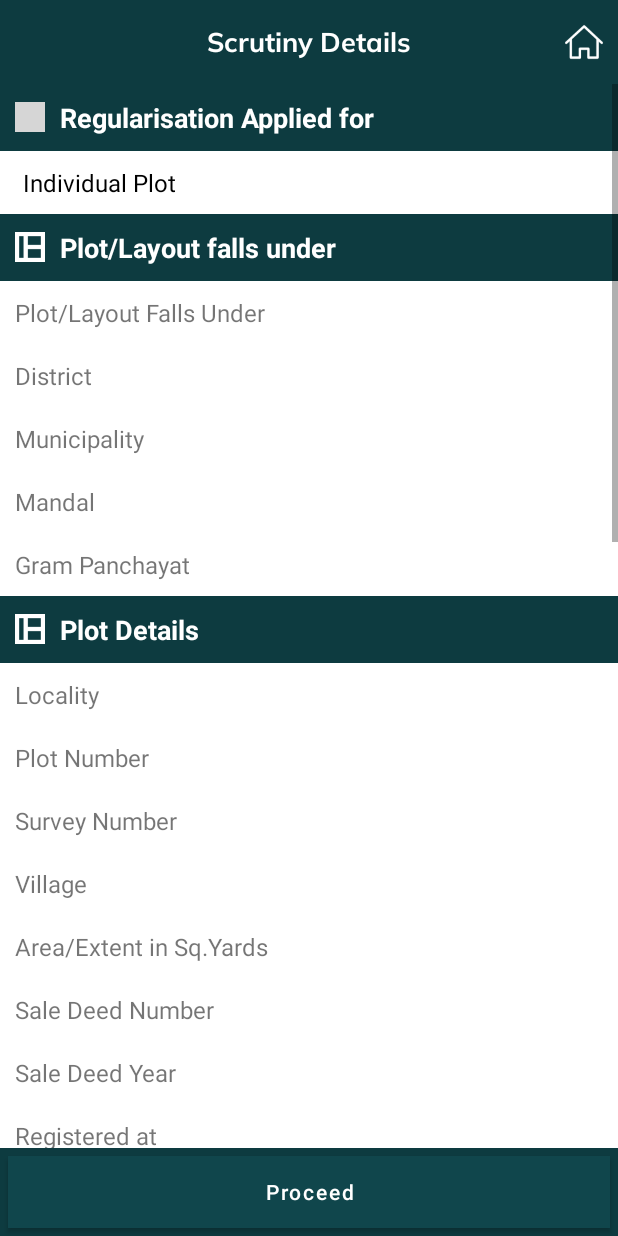
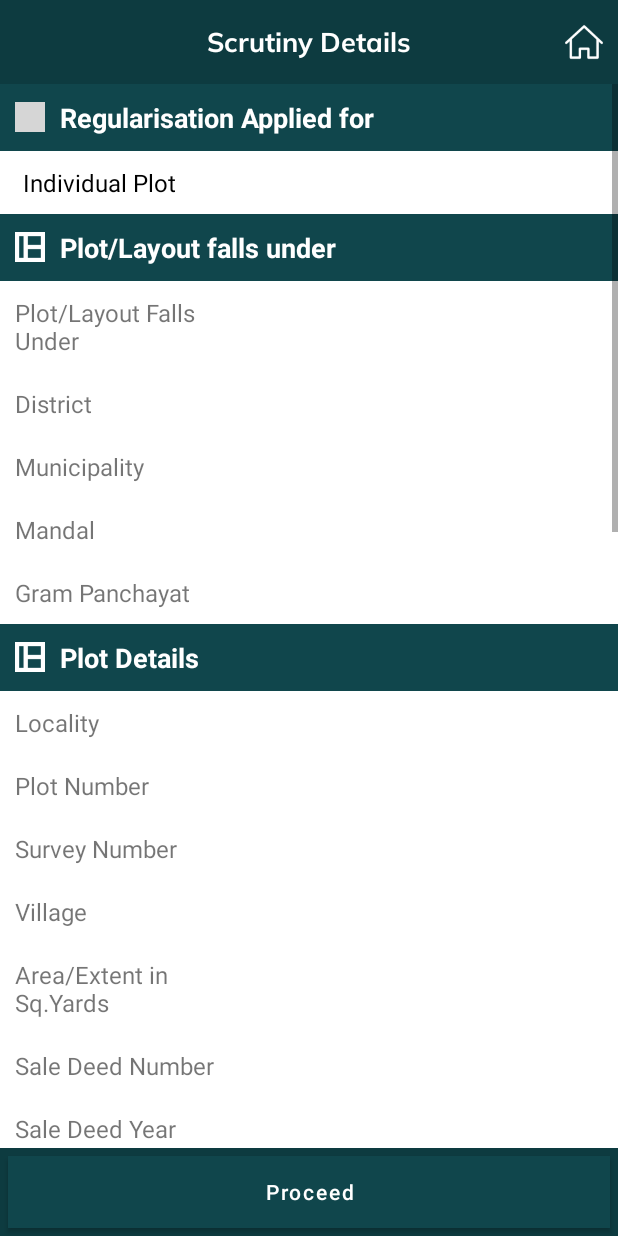
Before and after one commit to DesamNaren/LRS-2020-Officer-App, an Android app: the LayoutActivity screen opened directly, with no data from a screen before it, on a phone screen of 412 x 824 dp. Run offline under Robolectric (Android 15) with nearby library versions, the phone set to English and light mode, and no system bars; our stand-ins replace data binding; pictures from the network do not load; 6 statements that could not run were skipped; grey boxes are pictures that could not be loaded.

Commit message:
layout changes commit

```diff
--- a/app/src/main/res/layout/activity_layout.xml
+++ b/app/src/main/res/layout/activity_layout.xml
@@ -36,7 +36,7 @@
                 <LinearLayout
                     android:layout_width="match_parent"
                     android:layout_height="match_parent"
-                    android:background="@color/colorPrimaryDark"
+                    android:background="@color/colorPrimary"
                     android:orientation="horizontal">
 
                     <ImageView
@@ -68,7 +68,7 @@
                     <LinearLayout
                         android:layout_width="match_parent"
                         android:layout_height="match_parent"
-                        android:background="@color/colorPrimaryDark"
+                        android:background="@color/colorPrimary"
                         android:orientation="horizontal">
 
                         <ImageView
@@ -95,7 +95,7 @@
                             style="@style/text_label"
                             android:layout_width="0dp"
                             android:layout_height="wrap_content"
-                            android:layout_weight="0.9"
+                            android:layout_weight="0.7"
                             android:text="Plot/Layout Falls Under" />
 
                         <TextView
@@ -117,7 +117,7 @@
                             style="@style/text_label"
                             android:layout_width="0dp"
                             android:layout_height="wrap_content"
-                            android:layout_weight="0.9"
+                            android:layout_weight="0.7"
                             android:text="District" />
 
                         <TextView
@@ -139,7 +139,7 @@
                             style="@style/text_label"
                             android:layout_width="0dp"
                             android:layout_height="wrap_content"
-                            android:layout_weight="0.9"
+                            android:layout_weight="0.7"
                             android:text="Municipality" />
 
                         <TextView
@@ -161,7 +161,7 @@
                             style="@style/text_label"
                             android:layout_width="0dp"
                             android:layout_height="wrap_content"
-                            android:layout_weight="0.9"
+                            android:layout_weight="0.7"
                             android:text="Mandal" />
 
                         <TextView
@@ -183,7 +183,7 @@
                             style="@style/text_label"
                             android:layout_width="0dp"
                             android:layout_height="wrap_content"
-                            android:layout_weight="0.9"
+                            android:layout_weight="0.7"
                             android:text="Gram Panchayat" />
 
                         <TextView
@@ -205,7 +205,7 @@
                     <LinearLayout
                         android:layout_width="match_parent"
                         android:layout_height="match_parent"
-                        android:background="@color/colorPrimaryDark"
+                        android:background="@color/colorPrimary"
                         android:orientation="horizontal">
 
                         <ImageView
@@ -232,7 +232,7 @@
                             style="@style/text_label"
                             android:layout_width="0dp"
                             android:layout_height="wrap_content"
-                            android:layout_weight="0.9"
+                            android:layout_weight="0.7"
                             android:text="Locality" />
 
                         <TextView
@@ -253,7 +253,7 @@
                             style="@style/text_label"
                             android:layout_width="0dp"
                             android:layout_height="wrap_content"
-                            android:layout_weight="0.9"
+                            android:layout_weight="0.7"
                             android:text="Plot Number" />
 
                         <TextView
@@ -274,7 +274,7 @@
                             style="@style/text_label"
                             android:layout_width="0dp"
                             android:layout_height="wrap_content"
-                            android:layout_weight="0.9"
+                            android:layout_weight="0.7"
                             android:text="Survey Number" />
 
                         <TextView
@@ -295,7 +295,7 @@
                             style="@style/text_label"
                             android:layout_width="0dp"
                             android:layout_height="wrap_content"
-                            android:layout_weight="0.9"
+                            android:layout_weight="0.7"
                             android:text="Village" />
 
                         <TextView
@@ -316,7 +316,7 @@
                             style="@style/text_label"
                             android:layout_width="0dp"
                             android:layout_height="wrap_content"
-                            android:layout_weight="0.9"
+                            android:layout_weight="0.7"
                             android:text="Area/Extent in Sq.Yards" />
 
                         <TextView
@@ -337,7 +337,7 @@
                             style="@style/text_label"
                             android:layout_width="0dp"
                             android:layout_height="wrap_content"
-                            android:layout_weight="0.9"
+                            android:layout_weight="0.7"
                             android:text="Sale Deed Number" />
 
                         <TextView
@@ -358,7 +358,7 @@
                             style="@style/text_label"
                             android:layout_width="0dp"
                             android:layout_height="wrap_content"
-                            android:layout_weight="0.9"
+                            android:layout_weight="0.7"
                             android:text="Sale Deed Year" />
 
                         <TextView
@@ -379,8 +379,8 @@
                             style="@style/text_label"
                             android:layout_width="0dp"
                             android:layout_height="wrap_content"
-                            android:layout_weight="0.9"
-                            android:text="Registered at (Sub-Registrar Office)" />
+                            android:layout_weight="0.7"
+                            android:text="Registered at (SRO)" />
 
                         <TextView
                             style="@style/text_data"
@@ -400,7 +400,7 @@
                     <LinearLayout
                         android:layout_width="match_parent"
                         android:layout_height="match_parent"
-                        android:background="@color/colorPrimaryDark"
+                        android:background="@color/colorPrimary"
                         android:orientation="horizontal">
 
                         <ImageView
@@ -427,7 +427,7 @@
                             style="@style/text_label"
                             android:layout_width="0dp"
                             android:layout_height="wrap_content"
-                            android:layout_weight="0.9"
+                            android:layout_weight="0.7"
                             android:text="Application No" />
 
                         <TextView
@@ -448,7 +448,7 @@
                             style="@style/text_label"
                             android:layout_width="0dp"
                             android:layout_height="wrap_content"
-                            android:layout_weight="0.9"
+                            android:layout_weight="0.7"
                             android:text="Applicant Name" />
 
                         <TextView
@@ -469,7 +469,7 @@
                             style="@style/text_label"
                             android:layout_width="0dp"
                             android:layout_height="wrap_content"
-                            android:layout_weight="0.9"
+                            android:layout_weight="0.7"
                             android:text="Father/Spouse Name" />
 
                         <TextView
@@ -490,7 +490,7 @@
                             style="@style/text_label"
                             android:layout_width="0dp"
                             android:layout_height="wrap_content"
-                            android:layout_weight="0.9"
+                            android:layout_weight="0.7"
                             android:text="Aadhaar Number" />
 
                         <TextView
@@ -511,7 +511,7 @@
                             style="@style/text_label"
                             android:layout_width="0dp"
                             android:layout_height="wrap_content"
-                            android:layout_weight="0.9"
+                            android:layout_weight="0.7"
                             android:text="Gender" />
 
                         <TextView
@@ -532,7 +532,7 @@
                             style="@style/text_label"
                             android:layout_width="0dp"
                             android:layout_height="wrap_content"
-                            android:layout_weight="0.9"
+                            android:layout_weight="0.7"
                             android:text="H.No / Door No" />
 
                         <TextView
@@ -553,7 +553,7 @@
                             style="@style/text_label"
                             android:layout_width="0dp"
                             android:layout_height="wrap_content"
-                            android:layout_weight="0.9"
+                            android:layout_weight="0.7"
                             android:text="Street / Colony" />
 
                         <TextView
@@ -574,7 +574,7 @@
                             style="@style/text_label"
                             android:layout_width="0dp"
                             android:layout_height="wrap_content"
-                            android:layout_weight="0.9"
+                            android:layout_weight="0.7"
                             android:text="Locality" />
 
                         <TextView
@@ -595,7 +595,7 @@
                             style="@style/text_label"
                             android:layout_width="0dp"
                             android:layout_height="wrap_content"
-                            android:layout_weight="0.9"
+                            android:layout_weight="0.7"
                             android:text="Town / City / Village" />
 
                         <TextView
@@ -616,7 +616,7 @@
                             style="@style/text_label"
                             android:layout_width="0dp"
                             android:layout_height="wrap_content"
-                            android:layout_weight="0.9"
+                            android:layout_weight="0.7"
                             android:text="District " />
 
                         <TextView
@@ -637,7 +637,7 @@
                             style="@style/text_label"
                             android:layout_width="0dp"
                             android:layout_height="wrap_content"
-                            android:layout_weight="0.9"
+                            android:layout_weight="0.7"
                             android:text="Pincode" />
 
                         <TextView
@@ -658,7 +658,7 @@
                             style="@style/text_label"
                             android:layout_width="0dp"
                             android:layout_height="wrap_content"
-                            android:layout_weight="0.9"
+                            android:layout_weight="0.7"
                             android:text="Mobile Number" />
 
                         <TextView
@@ -679,7 +679,7 @@
                             style="@style/text_label"
                             android:layout_width="0dp"
                             android:layout_height="wrap_content"
-                            android:layout_weight="0.9"
+                            android:layout_weight="0.7"
                             android:text="E-Mail ID" />
 
                         <TextView
@@ -700,7 +700,7 @@
                             style="@style/text_label"
                             android:layout_width="0dp"
                             android:layout_height="wrap_content"
-                            android:layout_weight="0.9"
+                            android:layout_weight="0.7"
                             android:text="Alternate Mobile Number" />
 
                         <TextView
@@ -721,7 +721,7 @@
                             style="@style/text_label"
                             android:layout_width="0dp"
                             android:layout_height="wrap_content"
-                            android:layout_weight="0.9"
+                            android:layout_weight="0.7"
                             android:text="Applicant Status" />
 
                         <TextView
@@ -743,7 +743,7 @@
                     <LinearLayout
                         android:layout_width="match_parent"
                         android:layout_height="match_parent"
-                        android:background="@color/colorPrimaryDark"
+                        android:background="@color/colorPrimary"
                         android:orientation="horizontal">
 
                         <ImageView
@@ -770,15 +770,15 @@
                             style="@style/text_label"
                             android:layout_width="0dp"
                             android:layout_height="wrap_content"
-                            android:layout_weight="0.9"
-                            android:text="Amount Paid(in Rs/-)" />
+                            android:layout_weight="0.7"
+                            android:text="Amount Paid(in )" />
 
                         <TextView
                             style="@style/text_data"
                             android:layout_width="0dp"
                             android:layout_height="wrap_content"
                             android:layout_weight="1"
-                            android:text="@{data.amountpaid}" />
+                            android:text="@{`Rs.`+data.amountpaid+`/-`}" />
 
                     </LinearLayout>
 
@@ -791,7 +791,7 @@
                             style="@style/text_label"
                             android:layout_width="0dp"
                             android:layout_height="wrap_content"
-                            android:layout_weight="0.9"
+                            android:layout_weight="0.7"
                             android:text="Paid On" />
 
                         <TextView
@@ -812,7 +812,7 @@
                             style="@style/text_label"
                             android:layout_width="0dp"
                             android:layout_height="wrap_content"
-                            android:layout_weight="0.9"
+                            android:layout_weight="0.7"
                             android:text="Bank Receipt No." />
 
                         <TextView
@@ -833,7 +833,7 @@
                             style="@style/text_label"
                             android:layout_width="0dp"
                             android:layout_height="wrap_content"
-                            android:layout_weight="0.9"
+                            android:layout_weight="0.7"
                             android:text="Paid At" />
 
                         <TextView
--- a/app/src/main/res/values/styles.xml
+++ b/app/src/main/res/values/styles.xml
@@ -108,7 +108,7 @@
         <item name="android:textStyle">bold</item>
         <item name="android:padding">@dimen/_10sp</item>
         <item name="android:textColor">@color/white</item>
-        <item name="android:background">@color/colorPrimaryDark</item>
+        <item name="android:background">@color/colorPrimary</item>
 
     </style>
 
```
